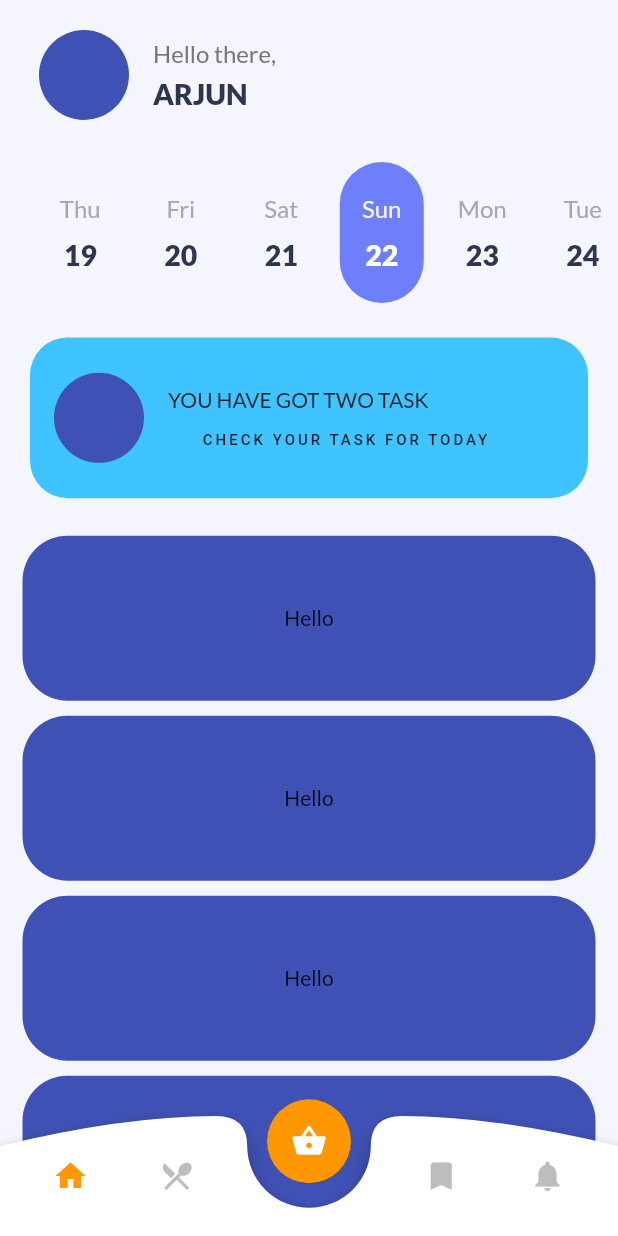
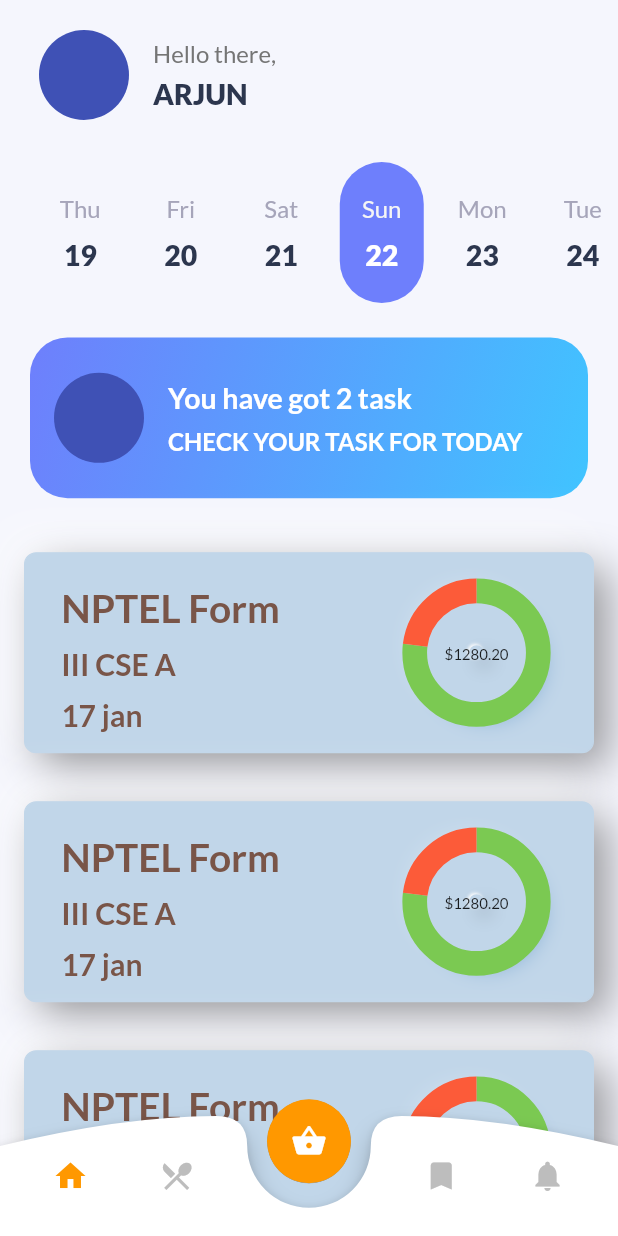
Before and after one commit to balasaravanan3502/sp-app, a Flutter app: the SHHomeScreen screen opened directly, on a phone screen of 412 x 824 dp. Run offline on Flutter 3.47's test engine with Material 2 defaults, Android fonts, the phone set to English and light mode, and no system bars; drawn by our look-alikes of flutter_neumorphic; our stand-ins replace flutter_switch, shared_preferences; missing offline and left inert: shared_preferences_web; accounts and stored records are empty; Roboto replaces fonts that are missing (Kameron).

Commit message:
Home Screen UI Update

```diff
--- /dev/null
+++ b/lib/Helpers/Capitalize.dart
@@ -0,0 +1,10 @@
+extension CapExtension on String {
+  String get inCaps =>
+      this.length > 0 ? '${this[0].toUpperCase()}${this.substring(1)}' : '';
+  String get allInCaps => this.toUpperCase();
+  String get capitalizeFirstofEach => this
+      .replaceAll(RegExp(' +'), ' ')
+      .split(" ")
+      .map((str) => str.inCaps)
+      .join(" ");
+}
--- a/lib/Modules/Shared/Screens/SHHomeScreen.dart
+++ b/lib/Modules/Shared/Screens/SHHomeScreen.dart
@@ -1,5 +1,8 @@
 import 'package:flutter/material.dart';
 import 'package:intl/intl.dart';
+import 'package:flutter_neumorphic/flutter_neumorphic.dart';
+import "package:sp_app/Helpers/Capitalize.dart";
+import 'package:sp_app/Modules/Staff/Widgets/neumorphic_expenses/pie_chart_view.dart';
 
 import '../../../constant.dart';
 
@@ -14,20 +17,12 @@ class _SHHomeScreenState extends State<SHHomeScreen> {
   final now = DateTime.now();
   var selected;
   int currentIndex = 0;
-
+  var data = [
+    {
+      "title": "NPTEL form",
+    }
+  ];
   var calender = [];
-  final style = TextStyle(
-    fontWeight: FontWeight.w500,
-    letterSpacing: 2.0,
-    fontSize: 10.0,
-    fontFamily: 'Kameron',
-  );
-  final styleBold = TextStyle(
-    fontWeight: FontWeight.w500,
-    letterSpacing: 2.0,
-    fontSize: 10.0,
-    fontFamily: 'Kameron',
-  );
 
   @override
   void initState() {
@@ -211,8 +206,13 @@ class _SHHomeScreenState extends State<SHHomeScreen> {
                     height: MediaQuery.of(context).size.height * 0.13,
                     width: MediaQuery.of(context).size.width * 1,
                     decoration: BoxDecoration(
-                        color: Colors.lightBlueAccent,
+                      // color: Colors.lightBlueAccent,
                       borderRadius: BorderRadius.circular(25.0),
+                      gradient: LinearGradient(
+                        begin: Alignment.topLeft,
+                        end: Alignment.bottomRight,
+                        colors: [Color(0xff6E7FFC), Colors.lightBlueAccent],
+                      ),
                     ),
                     child: Row(
                       children: [
@@ -223,40 +223,115 @@ class _SHHomeScreenState extends State<SHHomeScreen> {
                           margin: EdgeInsets.all(10.0),
                           child: Column(
                             mainAxisAlignment: MainAxisAlignment.spaceEvenly,
+                            crossAxisAlignment: CrossAxisAlignment.start,
                             children: [
                               Text(
-                                  "you have got two task                       "
-                                      .toUpperCase(),
+                                "You have got 2 task",
+                                style: TextStyle(
+                                  fontWeight: FontWeight.bold,
+                                  fontSize: 19,
+                                  color: Colors.white,
+                                ),
                               ),
                               Text(
-                                  "check your task for today".toUpperCase(),
-                                  style: styleBold,
+                                "Check your task for today".toUpperCase(),
+                                style: TextStyle(
+                                  fontWeight: FontWeight.bold,
+                                  fontSize: 16,
+                                  color: Colors.white,
+                                ),
                               ),
                             ],
                           ),
                         ),
                       ],
-                      )),
+                    ),
+                  ),
                   Container(
                     margin: EdgeInsets.only(top: 20.0, bottom: 20.0),
                     child: ListView.builder(
                       physics: NeverScrollableScrollPhysics(),
                       shrinkWrap: true,
                       itemBuilder: (context, index) {
-                        return new Container(
-                          width: 50.0,
-                          height: 110.0,
+                        return Padding(
+                          padding: const EdgeInsets.all(8.0),
+                          child: new Container(
                             decoration: BoxDecoration(
                               borderRadius: BorderRadius.circular(30.0),
-                            color: Colors.indigo,
                             ),
-                          margin: EdgeInsets.only(
-                              top: 5.0, bottom: 5.0, right: 15.0, left: 15.0),
+                            height: 150,
+                            padding: const EdgeInsets.all(8.0),
+                            child: Neumorphic(
+                              style: NeumorphicStyle(
+                                shape: NeumorphicShape.flat,
+                                depth: 20, //customize depth here
+                                color: Color.fromRGBO(193, 214, 233, 1),
+                                border: NeumorphicBorder(
+                                  color: Color.fromRGBO(193, 214, 233, 1),
+                                  width: 0.8,
+                                ),
+                              ),
                               child: new Container(
                                 width: 40.0,
                                 height: 100.0,
-                            child: Text('Hello'),
+                                child: Row(
+                                  mainAxisAlignment:
+                                      MainAxisAlignment.spaceBetween,
+                                  children: [
+                                    Padding(
+                                      padding: const EdgeInsets.only(
+                                        top: 8.0,
+                                        left: 24,
+                                      ),
+                                      child: Column(
+                                        mainAxisAlignment:
+                                            MainAxisAlignment.center,
+                                        crossAxisAlignment:
+                                            CrossAxisAlignment.start,
+                                        children: [
+                                          Text(
+                                            'NPTEL form'.capitalizeFirstofEach,
+                                            style: TextStyle(
+                                              fontSize: 26,
+                                              fontWeight: FontWeight.bold,
+                                              color: Colors.brown,
+                                            ),
+                                          ),
+                                          SizedBox(
+                                            height: 10,
+                                          ),
+                                          Text(
+                                            'III CSE A',
+                                            style: TextStyle(
+                                              fontSize: 20,
+                                              fontWeight: FontWeight.bold,
+                                              color: Colors.brown,
+                                            ),
+                                          ),
+                                          SizedBox(
+                                            height: 10,
+                                          ),
+                                          Text(
+                                            '17 jan',
+                                            style: TextStyle(
+                                              fontSize: 20,
+                                              fontWeight: FontWeight.bold,
+                                              color: Colors.brown,
+                                            ),
+                                          ),
+                                        ],
+                                      ),
+                                    ),
+                                    SizedBox(
+                                      width: MediaQuery.of(context).size.width *
+                                          .13,
+                                    ),
+                                    PieChartView([]),
+                                  ],
+                                ),
                                 alignment: Alignment.center,
+                              ),
+                            ),
                           ),
                         );
                       },
--- /dev/null
+++ b/lib/Modules/Staff/Widgets/neumorphic_expenses/pie_chart.dart
@@ -0,0 +1,53 @@
+import 'dart:math';
+
+import 'package:flutter/material.dart';
+import 'package:sp_app/Modules/Staff/Widgets/neumorphic_expenses/pie_chart_view.dart';
+
+class PieChart extends CustomPainter {
+  PieChart({required this.categories, required this.width});
+
+  final List<Category> categories;
+  final double width;
+
+  @override
+  void paint(Canvas canvas, Size size) {
+    Offset center = Offset(size.width / 2, size.height / 2);
+    double radius = min(size.width / 2, size.height / 2);
+
+    var paint = Paint()
+      ..style = PaintingStyle.stroke
+      ..strokeWidth = width / 2;
+
+    double total = 0;
+    // Calculate total amount from each category
+    categories.forEach((expense) => total += expense.amount);
+
+    // The angle/radian at 12 o'clcok
+    double startRadian = -pi / 2;
+
+    for (var index = 0; index < categories.length; index++) {
+      final currentCategory = categories.elementAt(index);
+      // Amount of length to paint is a percentage of the perimeter of a circle (2 x pi)
+      final sweepRadian = currentCategory.amount / total * 2 * pi;
+      // Used modulo/remainder to catch use case if there is more than 6 colours
+      paint.color = kNeumorphicColors.elementAt(index % categories.length);
+      canvas.drawArc(
+        Rect.fromCircle(center: center, radius: radius),
+        startRadian,
+        sweepRadian,
+        false,
+        paint,
+      );
+
+      startRadian += sweepRadian;
+    }
+  }
+
+  @override
+  bool shouldRepaint(CustomPainter oldDelegate) => true;
+}
+
+final kNeumorphicColors = [
+  Color.fromRGBO(123, 201, 82, 1), // rgb(123, 201, 82)
+  Color.fromRGBO(252, 91, 57, 1), //  rgb(252, 91, 57)
+];
--- /dev/null
+++ b/lib/Modules/Staff/Widgets/neumorphic_expenses/pie_chart_view.dart
@@ -0,0 +1,94 @@
+import 'package:flutter/material.dart';
+import './pie_chart.dart';
+
+class PieChartView extends StatelessWidget {
+  PieChartView(this.data);
+
+  final data;
+  @override
+  Widget build(BuildContext context) {
+    return Expanded(
+      // flex: 4
+      child: Container(
+        height: MediaQuery.of(context).size.height * .1,
+        child: LayoutBuilder(
+          builder: (context, constraint) => Container(
+            decoration: BoxDecoration(
+              color: Color.fromRGBO(193, 214, 233, 1),
+              shape: BoxShape.circle,
+              boxShadow: [
+                BoxShadow(
+                  spreadRadius: -10,
+                  blurRadius: 17,
+                  offset: Offset(-5, -5),
+                  color: Colors.white,
+                ),
+                BoxShadow(
+                  spreadRadius: -2,
+                  blurRadius: 10,
+                  offset: Offset(7, 7),
+                  color: Color.fromRGBO(146, 182, 216, 1),
+                )
+              ],
+            ),
+            child: Stack(
+              children: [
+                Center(
+                  child: SizedBox(
+                    child: CustomPaint(
+                      child: Center(),
+                      foregroundPainter: PieChart(
+                        width: MediaQuery.of(context).size.width * .08,
+                        categories: [
+                          Category('Completed', amount: 40),
+                          Category('Not Completed', amount: 12),
+                        ],
+                      ),
+                    ),
+                  ),
+                ),
+                Center(
+                  child: Container(
+                    height: 10,
+                    decoration: BoxDecoration(
+                      color: Color.fromRGBO(193, 214, 233, 1),
+                      shape: BoxShape.circle,
+                      boxShadow: [
+                        BoxShadow(
+                          blurRadius: 1,
+                          offset: Offset(-1, -1),
+                          color: Colors.white,
+                        ),
+                        BoxShadow(
+                          spreadRadius: -2,
+                          blurRadius: 10,
+                          offset: Offset(5, 5),
+                          color: Colors.black.withOpacity(0.5),
+                        )
+                      ],
+                    ),
+                    child: Center(
+                      child: Text(
+                        '\$1280.20',
+                        style: TextStyle(
+                          fontSize: 10,
+                        ),
+                      ),
+                    ),
+                  ),
+                ),
+              ],
+            ),
+          ),
+        ),
+      ),
+    );
+  }
+}
+
+class Category {
+  Category(this.name, {required this.amount});
+
+  final String name;
+  final double amount;
+}
--- a/lib/main.dart
+++ b/lib/main.dart
@@ -33,7 +33,7 @@ class MyApp extends StatelessWidget {
           fontFamily: 'Lato',
         ),
         routes: {},
-        home: STSubmitFormScreen(),
+        home: SHHomeScreen(),
       ),
     );
   }
```
Lines whose indentation alone changed are shown as unchanged.
